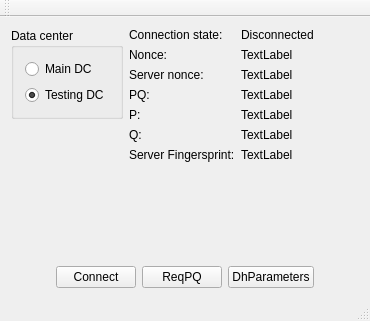
Old version of the form testApp/MainWindow.ui in the repository Kaffeine/telegram-qt.
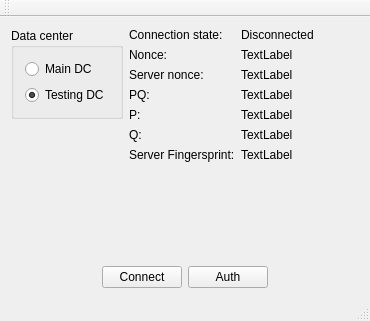
New version of the form.

Commit message: testApp: Redone controls. Start auth by button.

Diff of the .ui file:
```diff
--- a/testApp/MainWindow.ui
+++ b/testApp/MainWindow.ui
@@ -213,14 +213,7 @@
         <item>
          <widget class="QPushButton" name="reqPqButton">
           <property name="text">
-           <string>ReqPQ</string>
-          </property>
-         </widget>
-        </item>
-        <item>
-         <widget class="QPushButton" name="dhParametersButton">
-          <property name="text">
-           <string>DhParameters</string>
+           <string>Auth</string>
           </property>
          </widget>
         </item>
```
Left out of the diff: 2 changed lines with no effect on the pictures. The commit also changes 2 other files.
